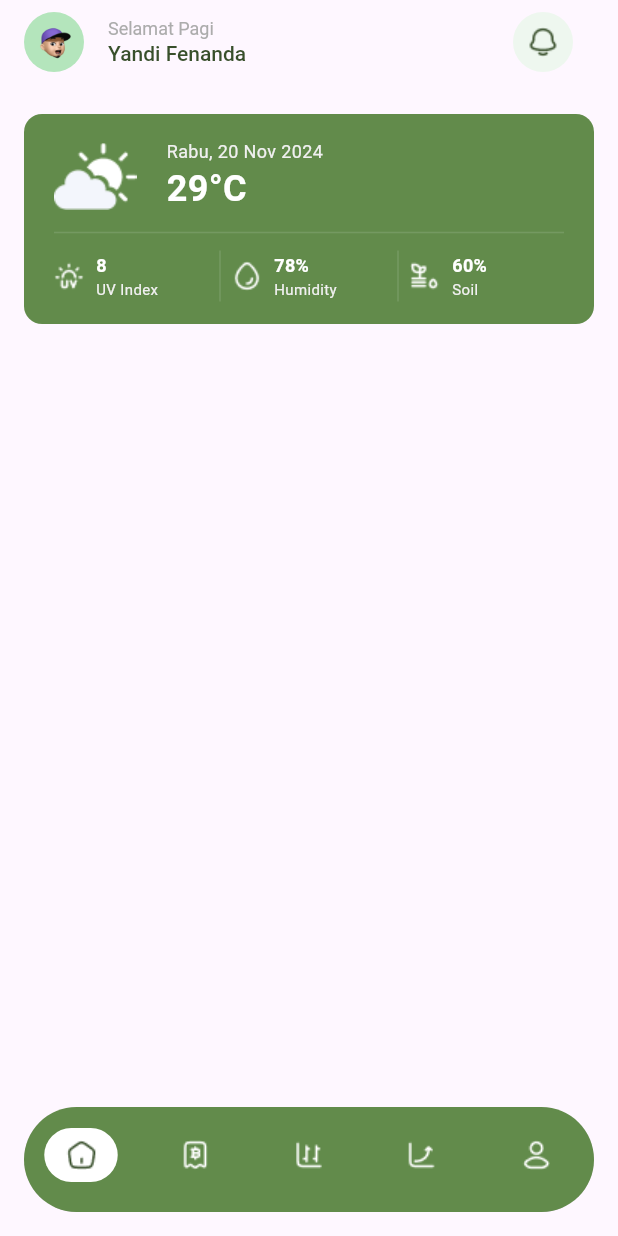
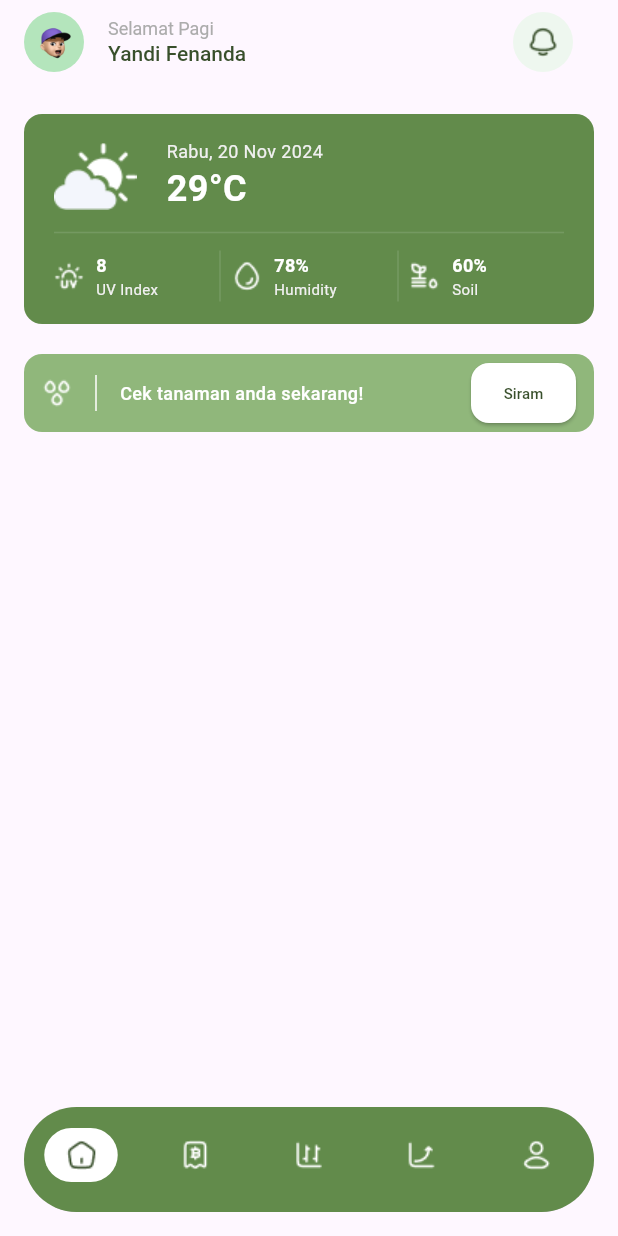
Before and after one commit to Fenanders/veggers_app, a Flutter app: the screen it shows after launch, on a phone screen of 412 x 824 dp. Run offline on Flutter 3.47's test engine with Material 3 defaults, Android fonts, the light colour scheme and no system bars; our stand-ins replace bloc, equatable, go_router.

Commit message:
Add card check plant

```diff
--- a/lib/features/dashboard/presentation/pages/dashboard_page.dart
+++ b/lib/features/dashboard/presentation/pages/dashboard_page.dart
@@ -213,6 +213,56 @@ class DashboardPage extends StatelessWidget {
                 ],
               ),
             ),
+            Container(
+              margin: const EdgeInsets.only(right: 16, left: 16, bottom: 20),
+              padding: const EdgeInsets.symmetric(horizontal: 12),
+              height: 52,
+              decoration: BoxDecoration(
+                color: const Color(0xFF90B77B),
+                borderRadius: BorderRadius.circular(12),
+              ),
+              child: Row(
+                mainAxisAlignment: MainAxisAlignment.spaceBetween,
+                children: [
+                  Row(
+                    children: [
+                      Image.asset("assets/icons/rain.png"),
+                      Container(
+                        margin: const EdgeInsets.symmetric(horizontal: 8),
+                        height: 24,
+                        child: const VerticalDivider(
+                          color: Colors.white,
+                          thickness: 1,
+                        ),
+                      ),
+                      const Text(
+                        "Cek tanaman anda sekarang!",
+                        style: TextStyle(
+                            fontSize: 12,
+                            fontWeight: FontWeight.w500,
+                            color: Colors.white),
+                      ),
+                    ],
+                  ),
+                  ElevatedButton(
+                    onPressed: () {},
+                    style: ElevatedButton.styleFrom(
+                      fixedSize: const Size(70, 22),
+                      padding: const EdgeInsets.symmetric(
+                          horizontal: 0, vertical: 2),
+                      backgroundColor: Colors.white,
+                      shape: RoundedRectangleBorder(
+                        borderRadius: BorderRadius.circular(12),
+                      ),
+                    ),
+                    child: const Text(
+                      "Siram",
+                      style: TextStyle(fontSize: 10, color: Color(0xFF384F2B)),
+                    ),
+                  )
+                ],
+              ),
+            )
           ],
         ),
       ),
```
Also changed, not shown: assets/icons/rain.png (added).
